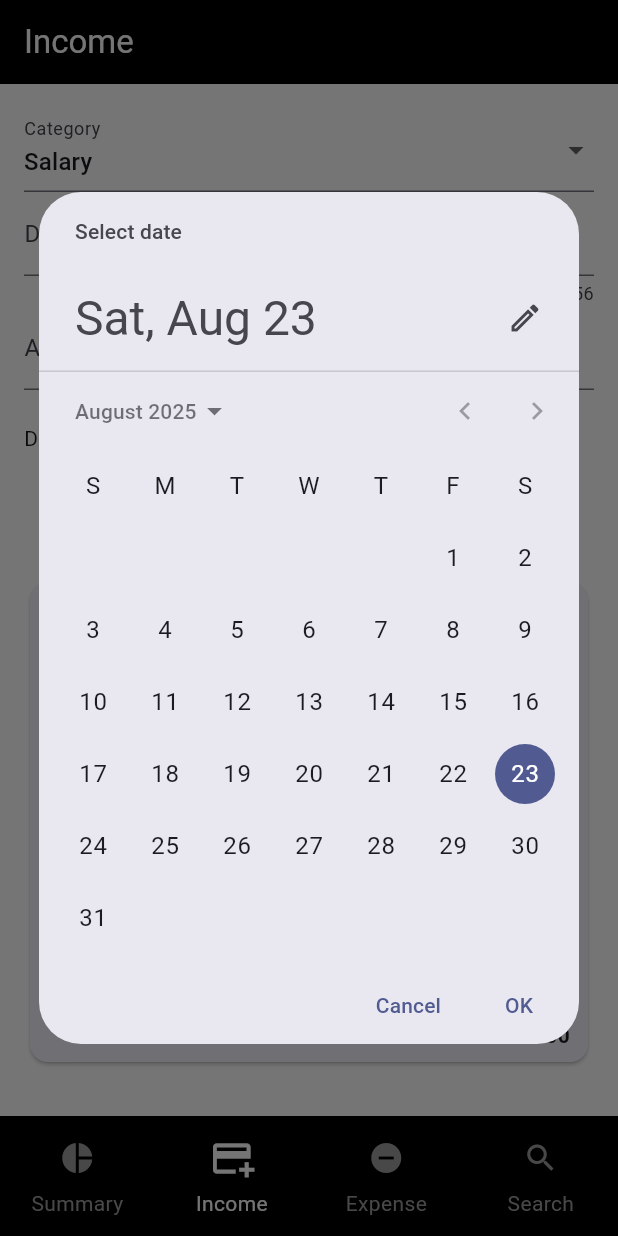
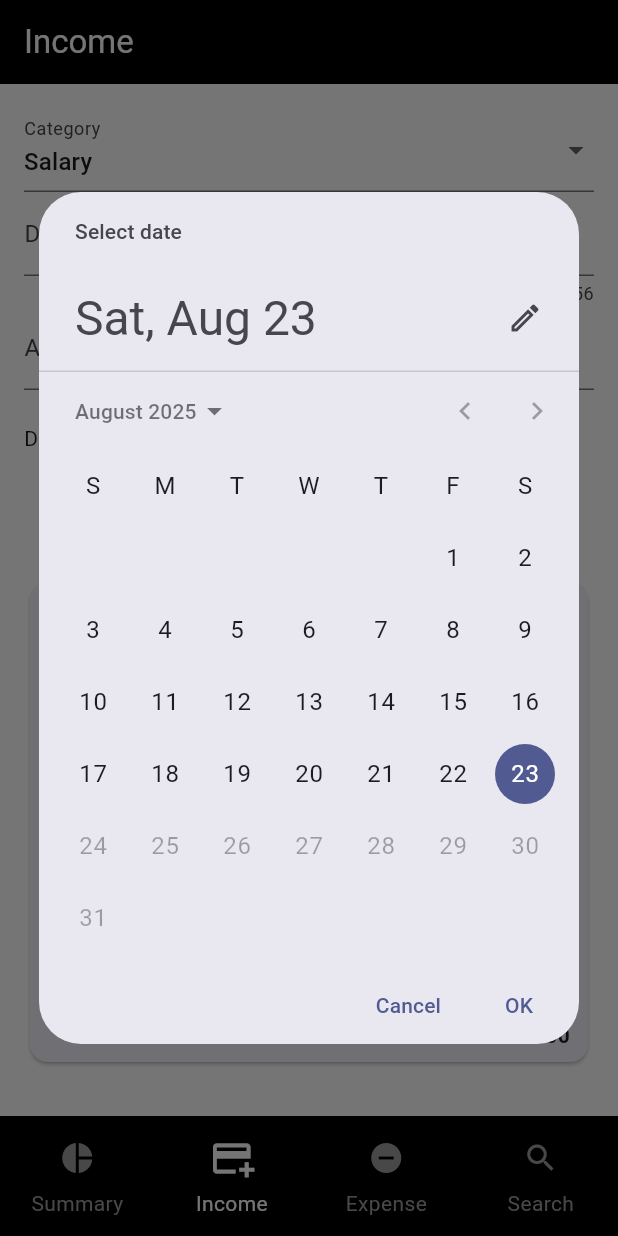
Before and after one commit to 9xRahul/expense_tracker_app, a Flutter app: the screen it shows after launch, item 2 of the bottom bar chosen, after a tap on "Pick", on a phone screen of 412 x 824 dp. Run offline on Flutter 3.47's test engine with Material 3 defaults, Android fonts, the phone set to English and light mode, and no system bars; our stand-ins replace auto_route, bloc, equatable, fl_chart, flutter_bloc, sqflite; accounts and stored records are empty.

Commit message:
UI changes

```diff
--- a/lib/core/constants/color_config.dart
+++ b/lib/core/constants/color_config.dart
@@ -7,15 +7,14 @@ class ColorConfig {
 
   static Color selectedIconColors = Colors.white;
   static Color unSelectedIconColors = Colors.grey;
-
-  static List pidiagramColors = [
-    Colors.blue,
-    Colors.red,
-    Colors.green,
-    Colors.orange,
-    Colors.purple,
-    Colors.teal,
-    Colors.brown,
-    Colors.indigo,
+  static List<Color> pidiagramColors = [
+    Colors.lightBlueAccent, // Bright Light Blue
+    Colors.redAccent.shade100, // Bright Light Red/Pink
+    Colors.lightGreenAccent, // Bright Light Green
+    Colors.orangeAccent.shade100, // Bright Light Orange
+    Colors.purpleAccent.shade100, // Bright Light Purple
+    Colors.tealAccent.shade100, // Bright Light Teal
+    Colors.amberAccent.shade100, // Bright Yellow-Orange
+    Colors.indigoAccent.shade100, // Bright Indigo
   ];
 }
--- a/lib/presentation/bloc/summary/summary_bloc.dart
+++ b/lib/presentation/bloc/summary/summary_bloc.dart
@@ -32,6 +32,8 @@ class SummaryBloc extends Bloc<SummaryEvent, SummaryState> {
     LoadSummary event,
     Emitter<SummaryState> emit,
   ) async {
+    emit(state.copyWith(loading: true));
+
     final List<ExpenseEntry> expenses = await expenseRepo.getExpenses(
       month: event.month,
     );
@@ -66,6 +68,7 @@ class SummaryBloc extends Bloc<SummaryEvent, SummaryState> {
         totalIncome: totalIncome,
         categoryExpense: byCategory,
         sections: sections,
+        loading: false,
       ),
     );
   }
@@ -175,8 +178,7 @@ List<PieChartSectionData> _buildPieSections(Map<String, double> byCategory) {
     final MapEntry<String, double> e = ordered[i];
     final Color color =
         ColorConfig.pidiagramColors[i % ColorConfig.pidiagramColors.length];
-    final Color textColor =
-        ColorConfig.pidiagramColors[i + 3 % ColorConfig.pidiagramColors.length];
+    final Color textColor = Color(0xFF000000);
 
     sections.add(
       PieChartSectionData(
--- a/lib/presentation/bloc/summary/summary_state.dart
+++ b/lib/presentation/bloc/summary/summary_state.dart
@@ -8,6 +8,7 @@ class SummaryState extends Equatable {
   final double totalIncome;
   final Map<String, double> categoryExpense;
   List<PieChartSectionData> sections;
+  final bool loading;
 
   final SummaryRange range;
 
@@ -20,6 +21,7 @@ class SummaryState extends Equatable {
     required this.categoryExpense,
     required this.sections,
     required this.range,
+    required this.loading,
   });
 
   factory SummaryState.initial() => SummaryState(
@@ -31,6 +33,7 @@ class SummaryState extends Equatable {
     categoryExpense: Map(),
     sections: const [],
     range: SummaryRange.monthly,
+    loading: false,
   );
 
   SummaryState copyWith({
@@ -42,6 +45,7 @@ class SummaryState extends Equatable {
     Map<String, double>? categoryExpense,
     List<PieChartSectionData>? sections,
     SummaryRange? range,
+    bool? loading,
   }) => SummaryState(
     month: month ?? this.month,
     expenses: expenses ?? this.expenses,
@@ -51,6 +55,7 @@ class SummaryState extends Equatable {
     categoryExpense: categoryExpense ?? this.categoryExpense,
     sections: sections ?? this.sections,
     range: range ?? this.range,
+    loading: loading ?? this.loading,
   );
 
   @override
@@ -63,5 +68,6 @@ class SummaryState extends Equatable {
     categoryExpense,
     sections,
     range,
+    loading,
   ];
 }
--- a/lib/presentation/pages/income_page.dart
+++ b/lib/presentation/pages/income_page.dart
@@ -132,20 +132,40 @@ class IncomePage extends StatelessWidget {
                               const Spacer(),
                               TextButton(
                                 onPressed: () async {
-                                  final picked = await showDatePicker(
+                                  final DateTime now = DateTime.now();
+                                  final DateTime monthStart = DateTime(
+                                    now.year,
+                                    now.month,
+                                    1,
+                                  );
+                                  final DateTime today = DateTime(
+                                    now.year,
+                                    now.month,
+                                    now.day,
+                                  );
+
+                                  DateTime safeInitial = pickedDate;
+                                  if (safeInitial.isBefore(monthStart)) {
+                                    safeInitial = monthStart;
+                                  }
+                                  if (safeInitial.isAfter(today)) {
+                                    safeInitial = today;
+                                  }
+
+                                  final DateTime? picked = await showDatePicker(
                                     context: context,
-                                    initialDate: pickedDate,
-                                    firstDate: DateTime(
-                                      DateTime.now().year,
-                                      DateTime.now().month,
-                                      1,
-                                    ),
-                                    lastDate: DateTime(
-                                      DateTime.now().year,
-                                      DateTime.now().month + 1,
-                                      0,
-                                    ),
+                                    initialDate: safeInitial,
+                                    firstDate: monthStart,
+                                    lastDate: today,
+                                    selectableDayPredicate: (d) {
+                                      final bool sameMonth =
+                                          (d.year == now.year &&
+                                          d.month == now.month);
+                                      final bool notFuture = !d.isAfter(today);
+                                      return sameMonth && notFuture;
+                                    },
                                   );
+
                                   if (picked != null) {
                                     context.read<IncomeBloc>().add(
                                       IncomeSetDate(picked),
--- a/lib/presentation/pages/summary_page.dart
+++ b/lib/presentation/pages/summary_page.dart
@@ -88,7 +88,6 @@ class _SummaryPageState extends State<SummaryPage> {
                 ),
                 const SizedBox(height: 16),
 
-
                 Row(
                   mainAxisAlignment: MainAxisAlignment.spaceBetween,
                   children: [
@@ -123,14 +122,15 @@ class _SummaryPageState extends State<SummaryPage> {
 
                 const SizedBox(height: 12),
 
-
                 Builder(
                   builder: (context) {
                     if (state.sections.isEmpty) {
-                      return const Center(
+                      return Center(
                         child: Padding(
                           padding: EdgeInsets.symmetric(vertical: 24),
-                          child: Text('No expenses so far in this period'),
+                          child: state.loading
+                              ? CircularProgressIndicator()
+                              : Text('No expenses so far in this period'),
                         ),
                       );
                     }
```
